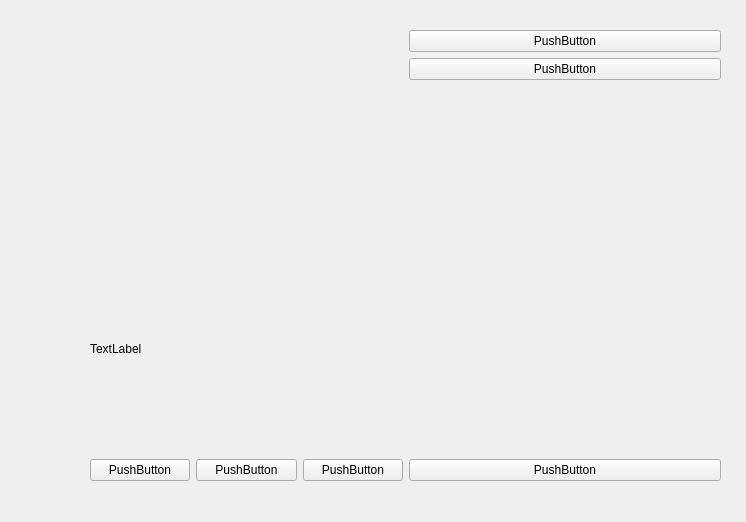
This is temp.ui in chonlon/tomatoclock as Qt 5 draws it before an edit. The edited form follows.
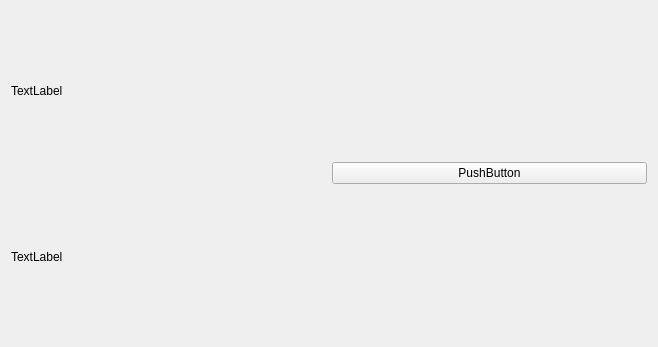
This is the edited form.

The edit to the form file:
```diff
--- a/temp.ui
+++ b/temp.ui
@@ -6,83 +6,34 @@
    <rect>
     <x>0</x>
     <y>0</y>
-    <width>746</width>
-    <height>522</height>
+    <width>658</width>
+    <height>347</height>
    </rect>
   </property>
   <property name="windowTitle">
    <string>Form</string>
   </property>
-  <widget class="QWidget" name="">
-   <property name="geometry">
-    <rect>
-     <x>70</x>
-     <y>30</y>
-     <width>651</width>
-     <height>451</height>
-    </rect>
-   </property>
    <layout class="QHBoxLayout" name="horizontalLayout_2">
     <item>
-     <spacer name="horizontalSpacer">
-      <property name="orientation">
-       <enum>Qt::Horizontal</enum>
-      </property>
-      <property name="sizeType">
-       <enum>QSizePolicy::Fixed</enum>
-      </property>
-      <property name="sizeHint" stdset="0">
-       <size>
-        <width>20</width>
-        <height>20</height>
-       </size>
-      </property>
-     </spacer>
-    </item>
-    <item>
-     <layout class="QVBoxLayout" name="verticalLayout">
-      <item>
-       <widget class="QWidget" name="widget" native="true"/>
-      </item>
-      <item>
-       <widget class="QLabel" name="label">
-        <property name="text">
-         <string>TextLabel</string>
-        </property>
-       </widget>
-      </item>
-      <item>
        <layout class="QHBoxLayout" name="horizontalLayout">
         <item>
-         <widget class="QPushButton" name="pushButton_4">
-          <property name="text">
-           <string>PushButton</string>
-          </property>
-         </widget>
-        </item>
+      <layout class="QVBoxLayout" name="verticalLayout_2">
         <item>
-         <widget class="QPushButton" name="pushButton_5">
+        <widget class="QLabel" name="label">
           <property name="text">
-           <string>PushButton</string>
+          <string>TextLabel</string>
           </property>
          </widget>
         </item>
         <item>
-         <widget class="QPushButton" name="pushButton_6">
+        <widget class="QLabel" name="label_2">
           <property name="text">
-           <string>PushButton</string>
+          <string>TextLabel</string>
           </property>
          </widget>
         </item>
        </layout>
       </item>
-     </layout>
-    </item>
-    <item>
-     <layout class="QVBoxLayout" name="_2">
-      <property name="sizeConstraint">
-       <enum>QLayout::SetFixedSize</enum>
-      </property>
       <item>
        <widget class="QPushButton" name="pushButton">
         <property name="text">
@@ -90,37 +41,9 @@
         </property>
        </widget>
       </item>
-      <item>
-       <widget class="QPushButton" name="pushButton_2">
-        <property name="text">
-         <string>PushButton</string>
-        </property>
-       </widget>
-      </item>
-      <item>
-       <spacer name="verticalSpacer">
-        <property name="orientation">
-         <enum>Qt::Vertical</enum>
-        </property>
-        <property name="sizeHint" stdset="0">
-         <size>
-          <width>20</width>
-          <height>40</height>
-         </size>
-        </property>
-       </spacer>
-      </item>
-      <item>
-       <widget class="QPushButton" name="pushButton_3">
-        <property name="text">
-         <string>PushButton</string>
-        </property>
-       </widget>
-      </item>
      </layout>
     </item>
    </layout>
-  </widget>
  </widget>
  <resources/>
  <connections/>
```
Lines whose indentation alone changed are shown as unchanged.
